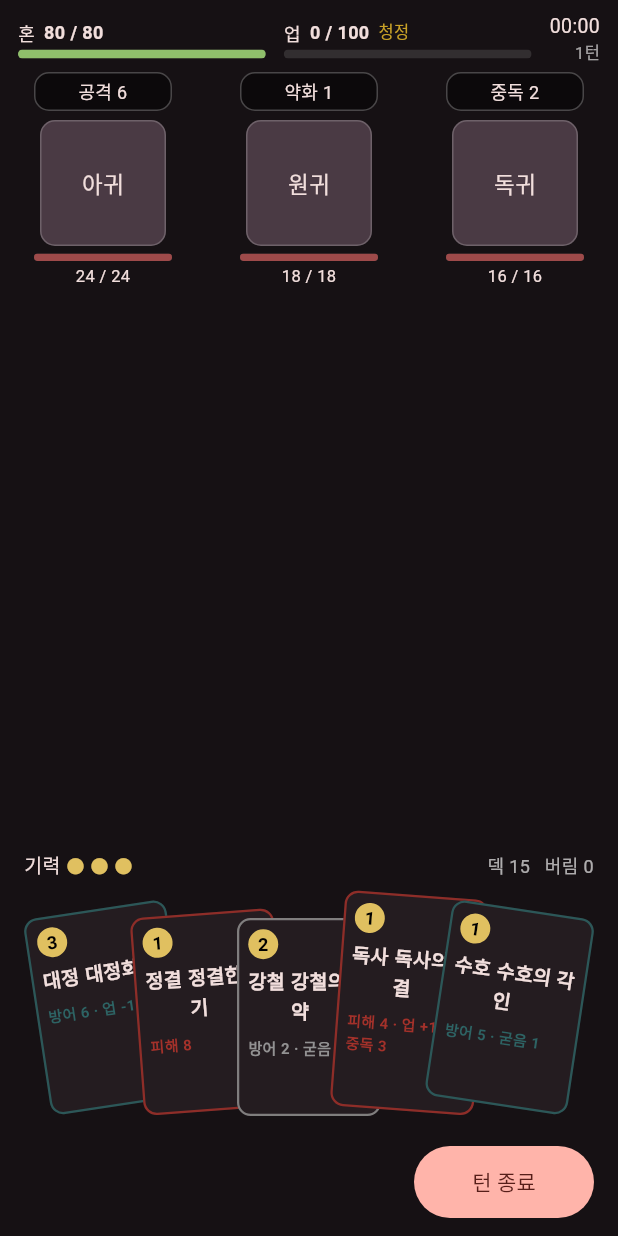
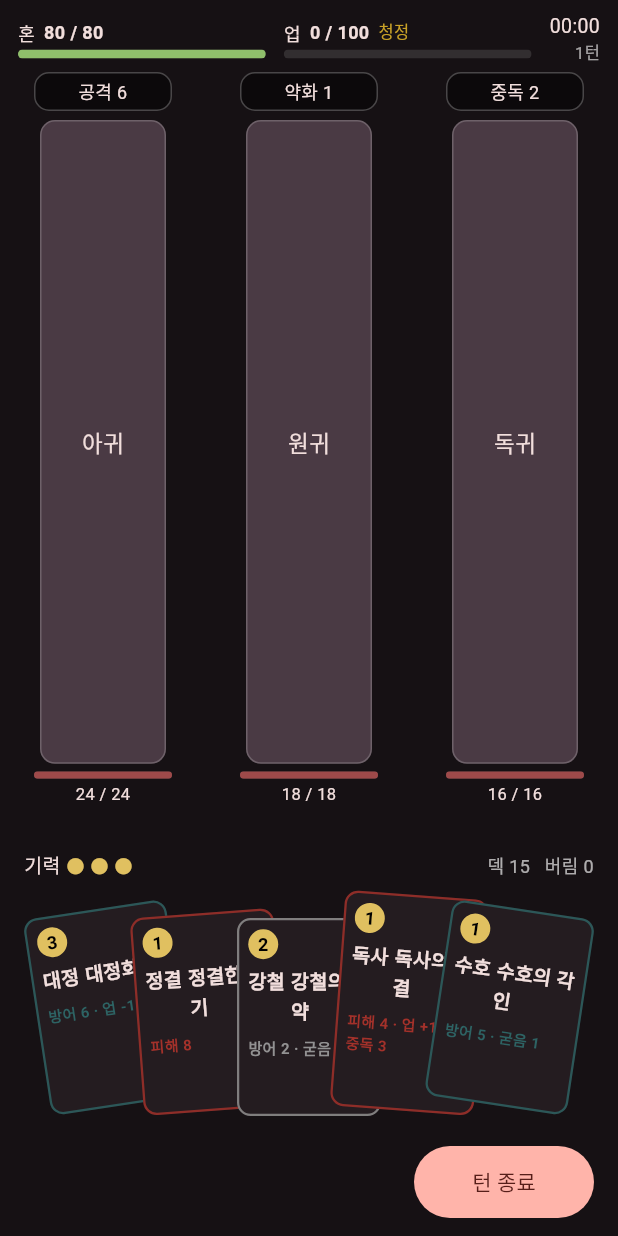
Before and after one commit to GeonhoGit/siwangjeon, a Flutter app: the screen it shows after launch, on a phone screen of 412 x 824 dp. Run offline on Flutter 3.47's test engine with Material 3 defaults, Android fonts, the phone set to English and light mode, and no system bars; our stand-ins replace flutter_riverpod.

Commit message:
fix(ui): 적 영역의 빈 공간을 임시 도형으로 채운다
남는 높이를 적 영역이 점유하게 해 실기기에서 화면 밀도를 판단할 수 있게 하고, 전체 화면 빈 띠와 좁은 기기 경계를 회귀 검사한다.

```diff
--- a/lib/ui/combat_screen.dart
+++ b/lib/ui/combat_screen.dart
@@ -36,6 +36,8 @@ const _cardMinimumHeight = 132.0;
 const _cardSecondEffectLineAllowance = 12.0;
 // 예고와 체력 바의 좌우 경계를 맞춰 적의 다음 행동과 생존 상태를 함께 읽는다.
 const _enemyMeterWidth = 92.0;
+// M0 적은 임시 도형이므로, 기존 84dp 최소 크기에서 남는 정보 영역을 채운다.
+const _enemyMinimumBodyExtent = 84.0;
 
 double _cardReservedMinimumHeight(TextScaler textScaler, int effectCount) =>
     textScaler.scale(
@@ -225,6 +227,7 @@ class _StatusBar extends StatelessWidget {
     final seconds = (elapsed.inSeconds % 60).toString().padLeft(2, '0');
 
     return Padding(
+      key: const ValueKey('status-bar'),
       padding: const EdgeInsets.fromLTRB(12, 8, 12, 4),
       child: Row(
         children: [
@@ -341,6 +344,7 @@ class _EnemyArea extends StatelessWidget {
   @override
   Widget build(BuildContext context) {
     return Column(
+      key: const ValueKey('enemy-area'),
       children: [
         Expanded(
           child: Row(
@@ -349,9 +353,9 @@ class _EnemyArea extends StatelessWidget {
               for (var i = 0; i < state.enemies.length; i++)
                 if (state.enemies[i].isAlive)
                   Expanded(
-                    child: Align(
-                      alignment: Alignment.topCenter,
+                    child: SizedBox.expand(
                       child: _EnemyView(
+                        bodyKey: ValueKey('enemy-body-${state.enemies[i].id}'),
                         enemy: state.enemies[i],
                         intentDamage: previewEnemyDamage(state, i),
                         incoming:
@@ -378,6 +382,7 @@ class _EnemyArea extends StatelessWidget {
 
 class _EnemyView extends StatelessWidget {
   const _EnemyView({
+    required this.bodyKey,
     required this.enemy,
     required this.intentDamage,
     required this.incoming,
@@ -385,6 +390,7 @@ class _EnemyView extends StatelessWidget {
     required this.onTap,
   });
 
+  final Key bodyKey;
   final Enemy enemy;
   final int? intentDamage;
   final int? incoming;
@@ -398,7 +404,7 @@ class _EnemyView extends StatelessWidget {
     return GestureDetector(
       onTap: onTap,
       child: Column(
-        mainAxisSize: MainAxisSize.min,
+        mainAxisSize: MainAxisSize.max,
         children: [
           // §3.1 — 다음 행동은 항상 아이콘으로 미리 표시한다.
           // M0은 임시로 글자다.
@@ -422,9 +428,13 @@ class _EnemyView extends StatelessWidget {
           ),
           const SizedBox(height: 6),
 
-          Container(
-            width: 84,
-            height: 84,
+          Expanded(
+            child: Container(
+              key: bodyKey,
+              width: _enemyMinimumBodyExtent,
+              constraints: const BoxConstraints(
+                minHeight: _enemyMinimumBodyExtent,
+              ),
               decoration: BoxDecoration(
                 color: const Color(0xFF4A3A44),
                 borderRadius: BorderRadius.circular(10),
@@ -450,6 +460,7 @@ class _EnemyView extends StatelessWidget {
                       ),
                     ),
                 ],
+              ),
             ),
           ),
           const SizedBox(height: 5),
@@ -565,6 +576,7 @@ class _EventStrip extends StatelessWidget {
     }
 
     return Container(
+      key: const ValueKey('event-strip'),
       height: 24,
       alignment: Alignment.center,
       padding: const EdgeInsets.symmetric(horizontal: 12),
@@ -601,6 +613,7 @@ class _HandArea extends StatelessWidget {
   @override
   Widget build(BuildContext context) {
     return Column(
+      key: const ValueKey('hand-area'),
       mainAxisSize: MainAxisSize.min,
       children: [
         _ResourceRow(state: state),
```
Also changed, not shown: 1 other file. Lines whose indentation alone changed are shown as unchanged.
